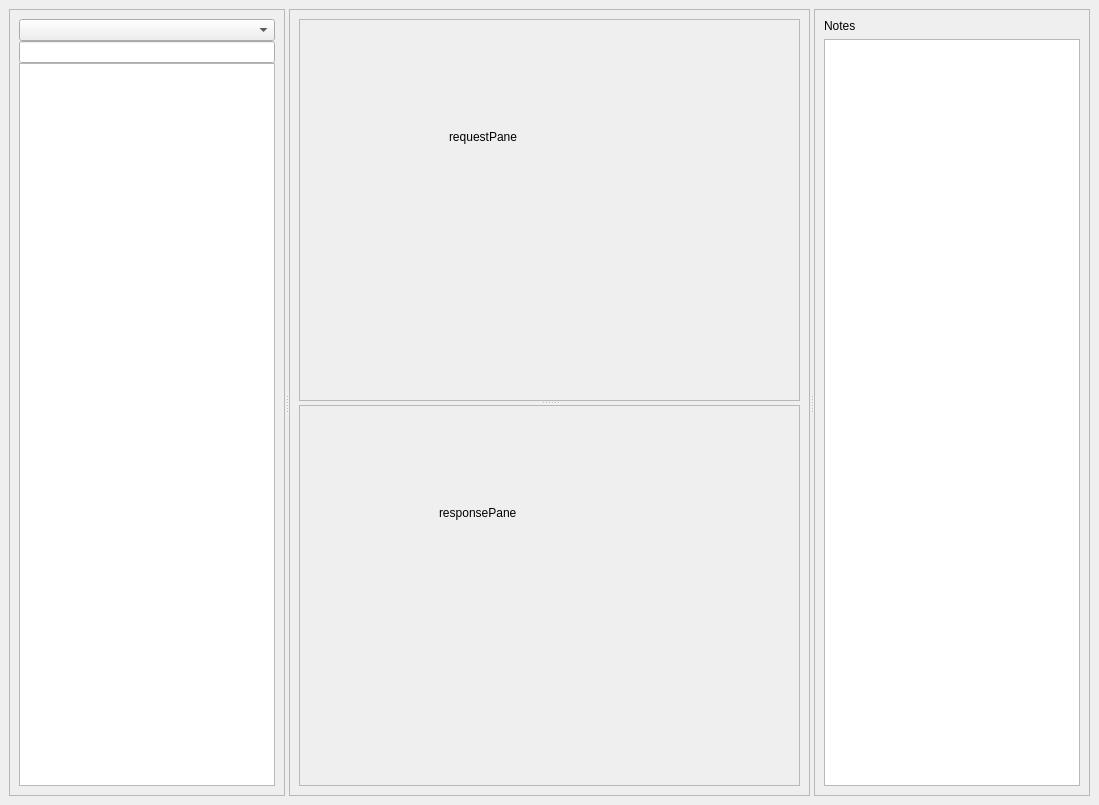
namuan/orkestra, file resources/views/MainWindow.ui: the form before one commit.
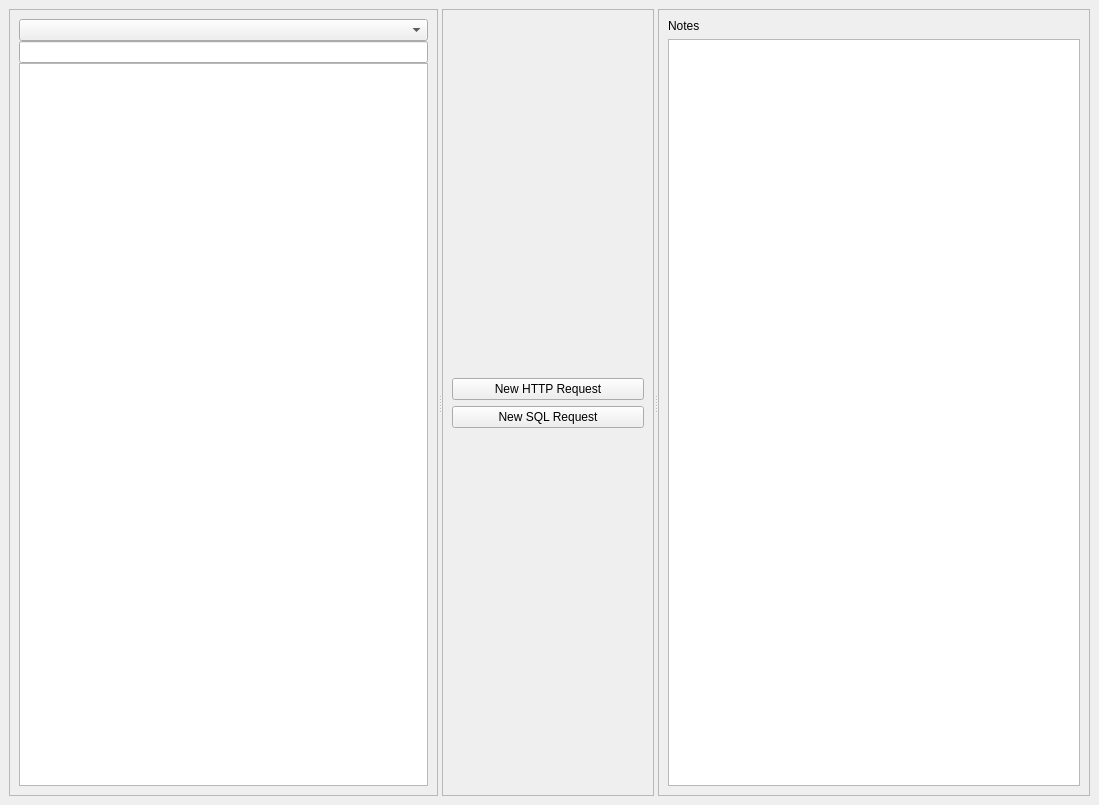
The form after the commit.

Commit message:
https://github.com/namuan/orkestra/issues/11
Using QStackedWidget to switch layouts
Added Initial Screen

The edit to the form file:
```diff
--- a/resources/views/MainWindow.ui
+++ b/resources/views/MainWindow.ui
@@ -14,25 +14,13 @@
    <string>Orkestra</string>
   </property>
   <widget class="QWidget" name="centralwidget">
-   <layout class="QHBoxLayout" name="horizontalLayout">
+      <layout class="QHBoxLayout" name="horizontalLayout_2">
     <item>
      <widget class="QSplitter" name="splitter_2">
-      <property name="sizePolicy">
-       <sizepolicy hsizetype="Expanding" vsizetype="Preferred">
-        <horstretch>1</horstretch>
-        <verstretch>0</verstretch>
-       </sizepolicy>
-      </property>
       <property name="orientation">
        <enum>Qt::Horizontal</enum>
       </property>
       <widget class="QSplitter" name="splitter">
-       <property name="sizePolicy">
-        <sizepolicy hsizetype="Expanding" vsizetype="Preferred">
-         <horstretch>1</horstretch>
-         <verstretch>0</verstretch>
-        </sizepolicy>
-       </property>
        <property name="orientation">
         <enum>Qt::Horizontal</enum>
        </property>
@@ -59,65 +47,76 @@
         </layout>
        </widget>
        <widget class="QFrame" name="detailsFrame">
-        <property name="sizePolicy">
-         <sizepolicy hsizetype="Preferred" vsizetype="Preferred">
-          <horstretch>1</horstretch>
-          <verstretch>0</verstretch>
-         </sizepolicy>
-        </property>
         <property name="frameShape">
          <enum>QFrame::StyledPanel</enum>
         </property>
         <property name="frameShadow">
          <enum>QFrame::Raised</enum>
         </property>
-        <layout class="QHBoxLayout" name="toolWidgetLayout">
-         <item>
-          <widget class="QSplitter" name="splitter_3">
-           <property name="orientation">
-            <enum>Qt::Vertical</enum>
-           </property>
-           <widget class="QFrame" name="requestFrame">
-            <property name="frameShape">
-             <enum>QFrame::StyledPanel</enum>
-            </property>
-            <property name="frameShadow">
-             <enum>QFrame::Raised</enum>
-            </property>
-            <widget class="QLabel" name="label">
-             <property name="geometry">
-              <rect>
-               <x>150</x>
-               <y>110</y>
-               <width>121</width>
-               <height>16</height>
-              </rect>
-             </property>
-             <property name="text">
-              <string>requestPane</string>
-             </property>
-            </widget>
-           </widget>
-           <widget class="QFrame" name="responseFrame">
+                          <layout class="QHBoxLayout" name="horizontalLayout">
+                              <property name="leftMargin">
+                                  <number>0</number>
+                              </property>
+                              <property name="topMargin">
+                                  <number>0</number>
+                              </property>
+                              <property name="rightMargin">
+                                  <number>0</number>
+                              </property>
+                              <property name="bottomMargin">
+                                  <number>0</number>
+                              </property>
+                              <item>
+                                  <widget class="QStackedWidget" name="stackedWidget">
             <property name="frameShape">
-             <enum>QFrame::StyledPanel</enum>
-            </property>
-            <property name="frameShadow">
-             <enum>QFrame::Raised</enum>
-            </property>
-            <widget class="QLabel" name="label_3">
-             <property name="geometry">
-              <rect>
-               <x>140</x>
-               <y>100</y>
-               <width>101</width>
-               <height>16</height>
-              </rect>
-             </property>
+                                          <enum>QFrame::NoFrame</enum>
+                                      </property>
+                                      <property name="currentIndex">
+                                          <number>0</number>
+                                      </property>
+                                      <widget class="QWidget" name="page">
+                                          <layout class="QVBoxLayout" name="verticalLayout_3">
+                                              <item>
+                                                  <spacer name="verticalSpacer">
+                                                      <property name="orientation">
+                                                          <enum>Qt::Vertical</enum>
+                                                      </property>
+                                                      <property name="sizeHint" stdset="0">
+                                                          <size>
+                                                              <width>20</width>
+                                                              <height>40</height>
+                                                          </size>
+                                                      </property>
+                                                  </spacer>
+                                              </item>
+                                              <item>
+                                                  <widget class="QPushButton" name="btn_new_http_request">
              <property name="text">
-              <string>responsePane</string>
-             </property>
-            </widget>
+                                                          <string>New HTTP Request</string>
+                                                      </property>
+                                                  </widget>
+                                              </item>
+                                              <item>
+                                                  <widget class="QPushButton" name="btn_new_sql_request">
+                                                      <property name="text">
+                                                          <string>New SQL Request</string>
+                                                      </property>
+                                                  </widget>
+                                              </item>
+                                              <item>
+                                                  <spacer name="verticalSpacer_2">
+                                                      <property name="orientation">
+                                                          <enum>Qt::Vertical</enum>
+                                                      </property>
+                                                      <property name="sizeHint" stdset="0">
+                                                          <size>
+                                                              <width>20</width>
+                                                              <height>40</height>
+                                                          </size>
+                                                      </property>
+                                                  </spacer>
+                                              </item>
+                                          </layout>
            </widget>
           </widget>
          </item>
```
Lines whose indentation alone changed are shown as unchanged. The commit also changes 7 other files.
